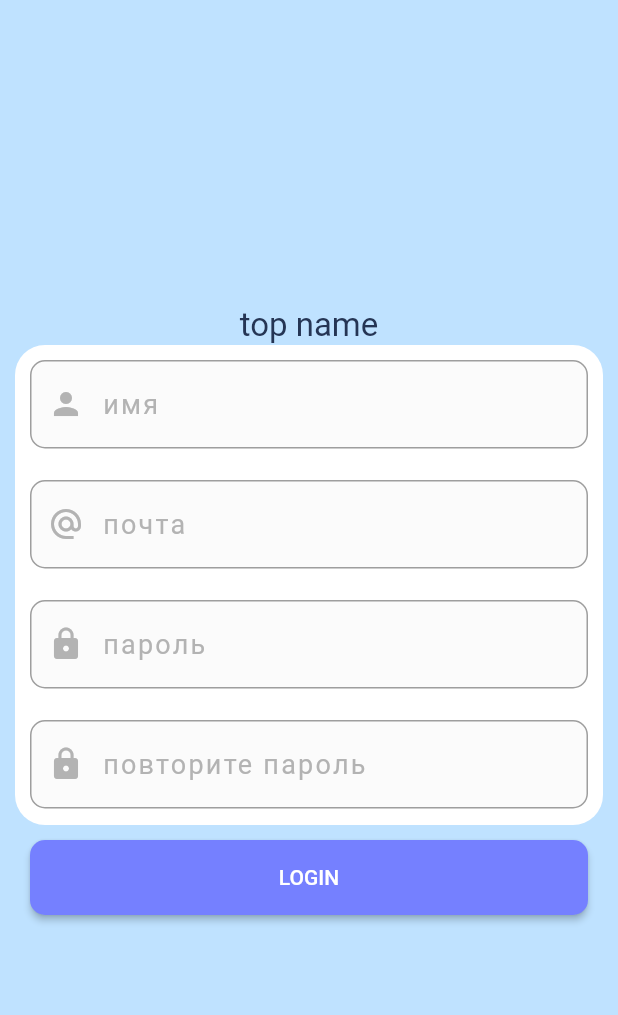
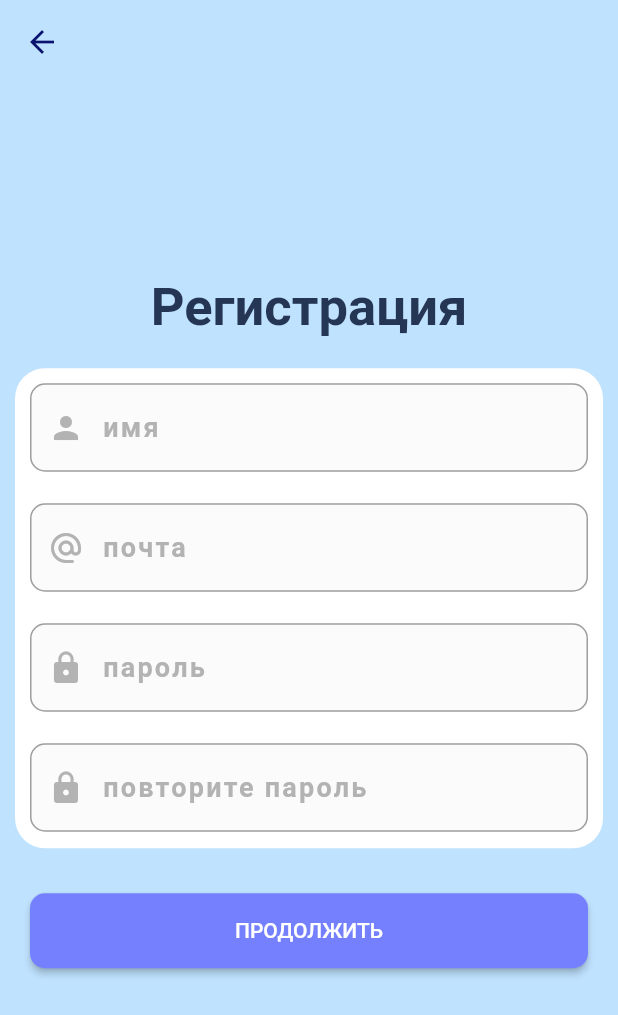
Before and after one commit to Nikolay-leukhin/engsn_app, a Flutter app: the screen it shows after launch, after a tap on "регистрация", on a phone screen of 412 x 824 dp. Shown: the top 1015 px of the screen. Run offline on Flutter 3.47's test engine with Material 2 defaults, Android fonts, the phone set to English and light mode, and no system bars; our stand-ins replace bloc, dio, equatable, flutter_bloc, google_fonts, hive and 2 more; accounts and stored records are empty; Roboto replaces fonts that are missing (Puritan).

```diff
--- a/lib/view/screens/login/login_screen.dart
+++ b/lib/view/screens/login/login_screen.dart
@@ -23,8 +23,7 @@ class _LoginPageState extends State<LoginPage> {
 
   @override
   Widget build(BuildContext context) {
-    return SafeArea(
-      child: Scaffold(
+    return Scaffold(
       body: ListView(
         children: [
           Container(
@@ -118,7 +117,6 @@ class _LoginPageState extends State<LoginPage> {
           )
         ],
       ),
-      ),
     );
   }
 }
--- a/lib/view/screens/signin/signin_screen.dart
+++ b/lib/view/screens/signin/signin_screen.dart
@@ -1,3 +1,5 @@
+import 'package:engsn_corected/view/screens/signin/signin_level_screen.dart';
+import 'package:engsn_corected/view/utils/colors.dart';
 import 'package:flutter/material.dart';
 
 import '../../widgets/default_button.dart';
@@ -16,17 +18,26 @@ class _SigninPageState extends State<SigninPage> {
   TextEditingController _passwordController = TextEditingController();
   TextEditingController _repeatedController = TextEditingController();
 
+  PageController pageController = PageController();
 
   @override
   Widget build(BuildContext context) {
     return SafeArea(
       child: Scaffold(
-        body: Padding(
-          padding: EdgeInsets.all(10),
+        appBar: AppBar(
+          iconTheme: IconThemeData(color: AppColors.dark),
+          elevation: 0,
+          backgroundColor: Colors.transparent,
+        ),
+        body: SingleChildScrollView(
+          child: Container(
+              height: MediaQuery.of(context).size.height - kTextTabBarHeight * 2,
+              padding: const EdgeInsets.all(10),
               child: Column(
                 mainAxisAlignment: MainAxisAlignment.center,
                 children: [
-              Text('top name'),
+                  Text('Регистрация', style: Theme.of(context).textTheme.headlineMedium),
+                  const SizedBox(height: 20),
                   Container(
                     decoration: const BoxDecoration(color: Colors.white, borderRadius: BorderRadius.all(Radius.circular(20))),
                     child: Column(
@@ -60,14 +71,15 @@ class _SigninPageState extends State<SigninPage> {
                       ],
                     ),
                   ),
+                  const SizedBox(height: 20),
                   DefaultElevatedButton(
-                title: 'LOGIN',
+                    title: 'ПРОДОЛЖИТЬ',
                     onPressed: () {
-                  print('hi');
+                      Navigator.of(context).push(MaterialPageRoute(builder: (context) => SigninLevelScreen() ));
                     },
                   ),
                 ],
-          ),
+              )),
         ),
       ),
     );
--- a/lib/view/theme/theme.dart
+++ b/lib/view/theme/theme.dart
@@ -13,7 +13,12 @@ final lightTheme = ThemeData(
         labelSmall: GoogleFonts.puritan(
             color: AppColors.light,
             fontSize: 18,
-            fontWeight: FontWeight.w400
+            fontWeight: FontWeight.w600
+        ),
+        headlineSmall: GoogleFonts.beVietnamPro(
+            color: AppColors.cherry,
+            fontSize: 25,
+            fontWeight: FontWeight.w600
         ),
         bodyMedium: GoogleFonts.puritan(
             color: AppColors.black,
--- a/lib/view/widgets/loading_indicator.dart
+++ b/lib/view/widgets/loading_indicator.dart
@@ -9,8 +9,8 @@ class LoadingIndicator extends StatelessWidget {
   @override
   Widget build(BuildContext context) {
     return LoadingAnimationWidget.inkDrop(
-      color: AppColors.dark,
-      size: 30,
+      color: Colors.white,
+      size: 50,
     );
   }
 }
```
Also changed, not shown: lib/view/screens/home/home_pages/chats/chat_add_popup.dart (+9 -1 lines), lib/view/screens/home/home_pages/chats/chat_item.dart (+4 -3 lines), lib/view/screens/login/profile_loading_popup.dart (+10 -2 lines), lib/view/screens/signin/signin_level_screen.dart (added, +124 -0 lines), pubspec.yaml (+2 -5 lines), lib/view/screens/registration/registration_screen.dart (deleted), lib/view/screens/signin/signin_image.dart (added), pubspec.lock. Lines whose indentation alone changed are shown as unchanged.
